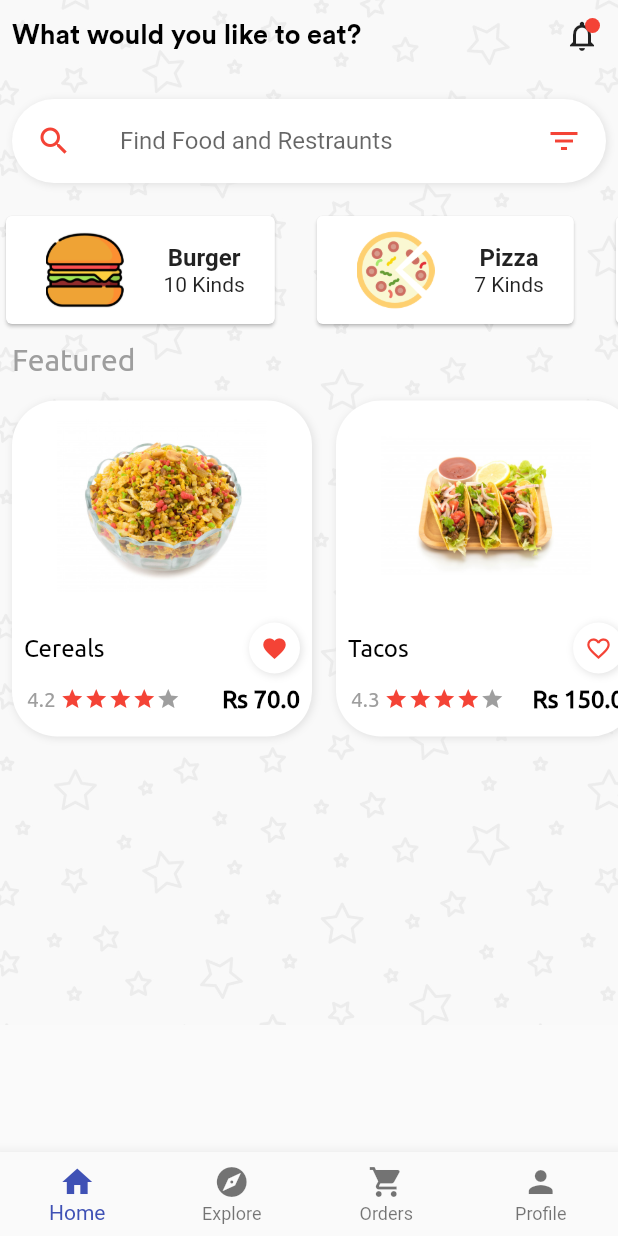
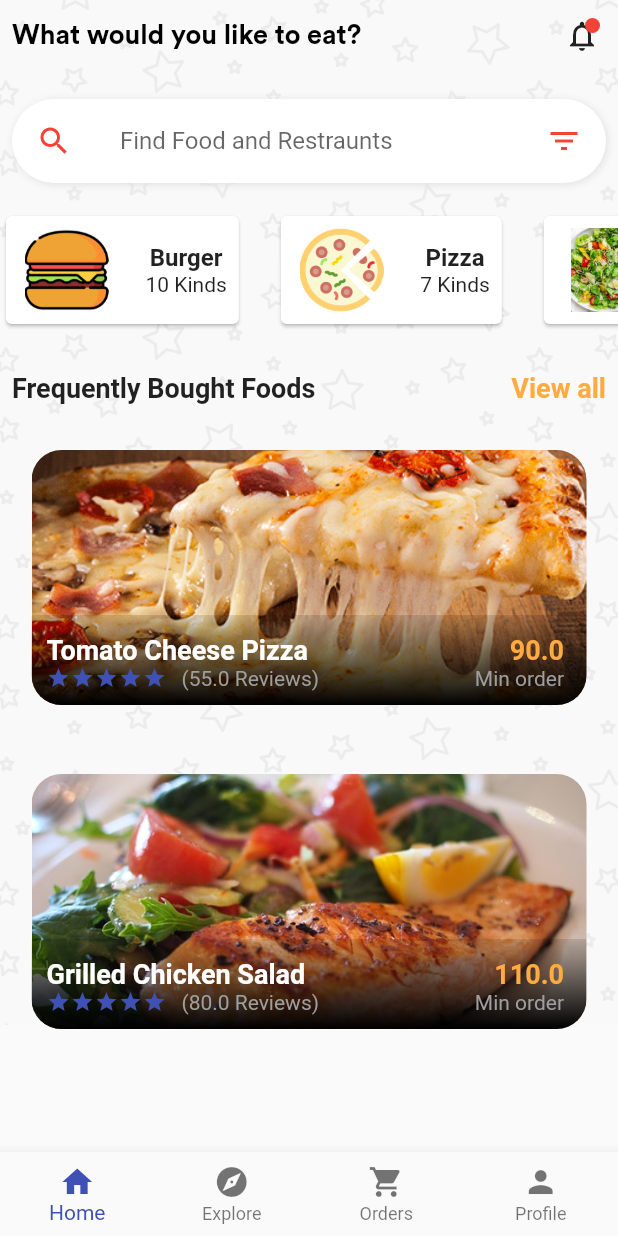
Before and after one commit to AbhishekMaira10/deldrone, a Flutter app: the screen it shows once a user with an empty profile is signed in, on a phone screen of 412 x 824 dp. Run offline on Flutter 3.47's test engine with Material 2 defaults, Android fonts, the phone set to English and light mode, and no system bars; our stand-ins replace firebase_auth, google_sign_in, simple_animations; accounts and stored records are empty.

Commit message:
added frequently bought foods

```diff
--- /dev/null
+++ b/App/lib/custom_widgets/ui_widgets/bought_food.dart
@@ -0,0 +1,138 @@
+import 'package:flutter/material.dart';
+
+class BoughtFoods extends StatefulWidget {
+  final String id;
+  final String name;
+  final String imagePath;
+  final String category;
+  final double price;
+  final double discount;
+  final double ratings;
+
+  BoughtFoods(
+      {this.id,
+      this.name,
+      this.imagePath,
+      this.category,
+      this.price,
+      this.ratings,
+      this.discount});
+  @override
+  _BoughtFoodsState createState() => _BoughtFoodsState();
+}
+
+class _BoughtFoodsState extends State<BoughtFoods> {
+  @override
+  Widget build(BuildContext context) {
+    return Padding(
+      padding: const EdgeInsets.all(8.0),
+      child: Column(
+        children: <Widget>[
+          ClipRRect(
+            borderRadius: BorderRadius.all(
+              Radius.circular(20.0),
+            ),
+            child: Stack(
+              children: <Widget>[
+                Container(
+                  height: 170.0,
+                  width: 370.0,
+                  child: Image(
+                    image: AssetImage(widget.imagePath),
+                    fit: BoxFit.cover,
+                  ),
+                ),
+                Positioned(
+                  left: 0.0,
+                  bottom: 0.0,
+                  width: 370.0,
+                  height: 60.0,
+                  child: Container(
+                    decoration: BoxDecoration(
+                        gradient: LinearGradient(
+                            begin: Alignment.bottomCenter,
+                            end: Alignment.topCenter,
+                            colors: [Colors.black, Colors.black12])),
+                  ),
+                ),
+                Positioned(
+                  left: 10.0,
+                  bottom: 10.0,
+                  right: 15.0,
+                  child: Row(
+                    mainAxisAlignment: MainAxisAlignment.spaceBetween,
+                    children: <Widget>[
+                      Column(
+                        crossAxisAlignment: CrossAxisAlignment.start,
+                        children: <Widget>[
+                          Text(
+                            widget.name,
+                            style: TextStyle(
+                                fontSize: 18.0,
+                                fontWeight: FontWeight.bold,
+                                color: Colors.white),
+                          ),
+                          Row(
+                            children: <Widget>[
+                              Icon(
+                                Icons.star,
+                                color: Theme.of(context).primaryColor,
+                                size: 16.0,
+                              ),
+                              Icon(
+                                Icons.star,
+                                color: Theme.of(context).primaryColor,
+                                size: 16.0,
+                              ),
+                              Icon(
+                                Icons.star,
+                                color: Theme.of(context).primaryColor,
+                                size: 16.0,
+                              ),
+                              Icon(
+                                Icons.star,
+                                color: Theme.of(context).primaryColor,
+                                size: 16.0,
+                              ),
+                              Icon(
+                                Icons.star,
+                                color: Theme.of(context).primaryColor,
+                                size: 16.0,
+                              ),
+                              SizedBox(
+                                width: 10.0,
+                              ),
+                              Text(
+                                "(" + widget.ratings.toString() + " Reviews)",
+                                style: TextStyle(color: Colors.grey),
+                              ),
+                            ],
+                          ),
+                        ],
+                      ),
+                      Column(
+                        crossAxisAlignment: CrossAxisAlignment.end,
+                        children: <Widget>[
+                          Text(
+                            widget.price.toString(),
+                            style: TextStyle(
+                                fontSize: 18.0,
+                                fontWeight: FontWeight.bold,
+                                color: Colors.orangeAccent),
+                          ),
+                          Text("Min order",
+                              style: TextStyle(color: Colors.grey))
+                        ],
+                      ),
+                    ],
+                  ),
+                ),
+              ],
+            ),
+          ),
+          SizedBox(height: 10.0),
+        ],
+      ),
+    );
+  }
+}
--- a/App/lib/custom_widgets/ui_widgets/food_card.dart
+++ b/App/lib/custom_widgets/ui_widgets/food_card.dart
@@ -13,7 +13,7 @@ class FoodCard extends StatelessWidget {
       margin: EdgeInsets.only(right: 20.0),
       child: Card(
         child: Padding(
-          padding: EdgeInsets.symmetric(horizontal: 20.0, vertical: 10.0),
+          padding: EdgeInsets.symmetric(horizontal: 8.0, vertical: 8.0),
           child: Row(
             children: <Widget>[
               Image(
--- /dev/null
+++ b/App/lib/data/food_data.dart
@@ -0,0 +1,39 @@
+class Food {
+  final String id;
+  final String name;
+  final String imagePath;
+  final String category;
+  final double price;
+  final double discount;
+  final double ratings;
+
+  Food(
+      {this.id,
+      this.name,
+      this.imagePath,
+      this.category,
+      this.price,
+      this.discount,
+      this.ratings});
+}
+
+final foods = [
+  Food(
+    id: "1",
+    name: "Tomato Cheese Pizza",
+    imagePath: "assets/images/pizza.png",
+    category: "Pizza",
+    price: 90.0,
+    discount: 10.0,
+    ratings: 55.0,
+  ),
+  Food(
+    id: "2",
+    name: "Grilled Chicken Salad",
+    imagePath: "assets/images/lunch.jpeg",
+    category: "Salad",
+    price: 110.0,
+    discount: 0.0,
+    ratings: 80.0,
+  ),
+];
--- a/App/lib/ui/Pages/home_page.dart
+++ b/App/lib/ui/Pages/home_page.dart
@@ -1,7 +1,9 @@
 import 'package:deldrone_customer/custom_widgets/custom_text.dart';
 import 'package:deldrone_customer/custom_widgets/alerts/back_pressed.dart';
-import 'package:deldrone_customer/custom_widgets/ui_widgets/featured_products.dart';
+import 'package:deldrone_customer/custom_widgets/ui_widgets/bought_food.dart';
 import 'package:deldrone_customer/custom_widgets/ui_widgets/food_category.dart';
+import 'package:deldrone_customer/data/food_data.dart';
+import 'package:deldrone_customer/ui/Pages/explore_page.dart';
 import 'package:flutter/material.dart';
 
 class HomePage extends StatefulWidget {
@@ -10,6 +12,8 @@ class HomePage extends StatefulWidget {
 }
 
 class _HomePageState extends State<HomePage> {
+  List<Food> _foods = foods;
+
   @override
   Widget build(BuildContext context) {
     return WillPopScope(
@@ -86,12 +90,42 @@ class _HomePageState extends State<HomePage> {
                   ),
                   SizedBox(height: 10),
                   FoodCategory(),
+                  SizedBox(height: 20),
                   Padding(
                     padding: const EdgeInsets.all(8.0),
-                    child: CustomText(
-                        text: "Featured", size: 20, color: Colors.grey),
+                    child: Row(
+                      mainAxisAlignment: MainAxisAlignment.spaceBetween,
+                      children: <Widget>[
+                        Text(
+                          "Frequently Bought Foods",
+                          style: TextStyle(
+                            fontSize: 18.0,
+                            fontWeight: FontWeight.bold,
+                          ),
+                        ),
+                        GestureDetector(
+                          onTap: () {
+                            Navigator.push(
+                                context,
+                                MaterialPageRoute(
+                                    builder: (context) => ExplorePage()));
+                          },
+                          child: Text(
+                            "View all",
+                            style: TextStyle(
+                              color: Colors.orangeAccent,
+                              fontWeight: FontWeight.bold,
+                              fontSize: 18.0,
+                            ),
+                          ),
+                        ),
+                      ],
+                    ),
                   ),
-                  Featured(),
+                  SizedBox(height: 15),
+                  Column(
+                    children: _foods.map(_buildFoodItems).toList(),
+                  )
                 ],
               ),
             ],
@@ -101,4 +135,22 @@ class _HomePageState extends State<HomePage> {
       onWillPop: () => onBackPressed(context),
     );
   }
+
+  Widget _buildFoodItems(Food food) {
+    return GestureDetector(
+      onTap: () {},
+      child: Container(
+        margin: EdgeInsets.only(bottom: 20.0),
+        child: BoughtFoods(
+          id: food.id,
+          name: food.name,
+          imagePath: food.imagePath,
+          category: food.category,
+          discount: food.discount,
+          price: food.price,
+          ratings: food.ratings,
+        ),
+      ),
+    );
+  }
 }
```
